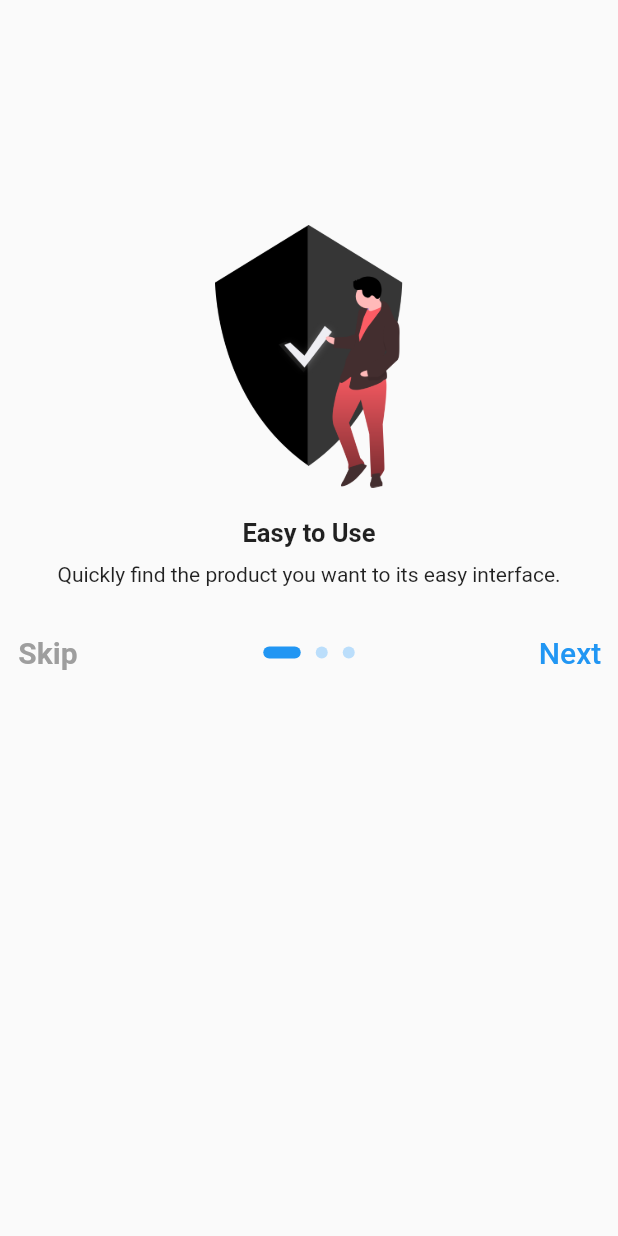
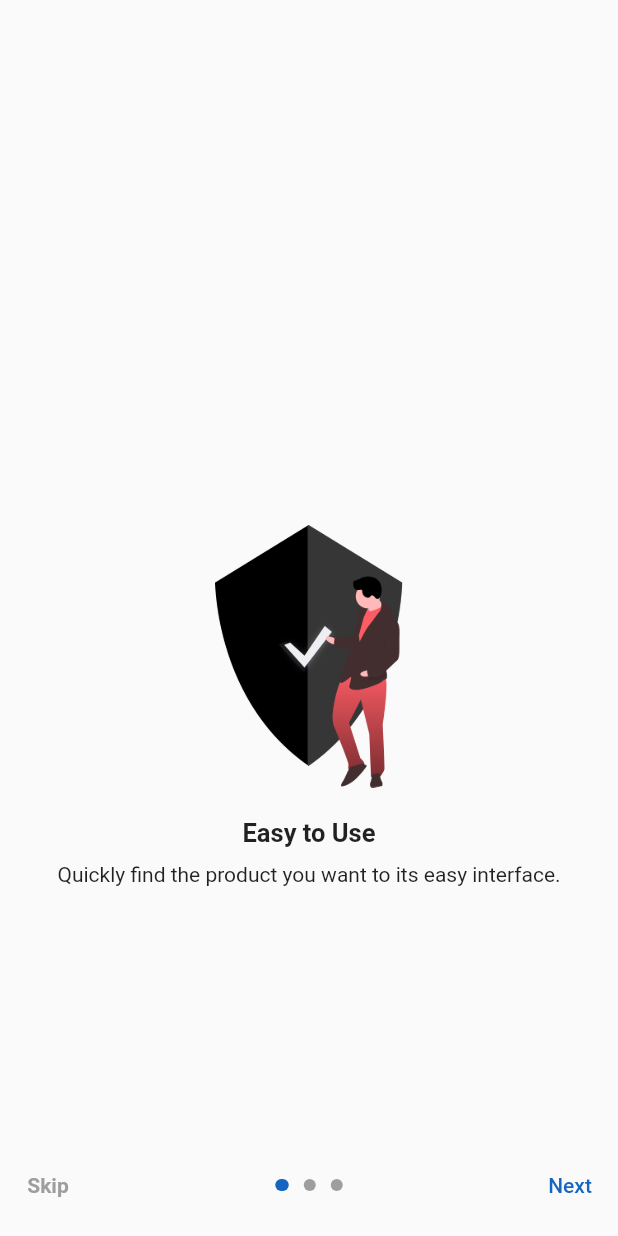
Before and after one commit to imvaibhavpatel/x_ceed_group, a Flutter app: the screen it shows after launch, on a phone screen of 412 x 824 dp. Run offline on Flutter 3.47's test engine with Material 2 defaults, Android fonts, the phone set to English and light mode, and no system bars; our stand-ins replace get.

Commit message:
initial commit

```diff
--- a/lib/auth/on_boarading_screen/on_boarding_controller.dart
+++ b/lib/auth/on_boarading_screen/on_boarding_controller.dart
@@ -1,5 +1,6 @@
 import 'package:flutter/material.dart';
 import 'package:get/get.dart';
+import 'package:xceed_group/utils/images.dart';
 
 class OnBoardingController extends GetxController {
   RxInt currentPage = 0.obs;
@@ -9,18 +10,18 @@ class OnBoardingController extends GetxController {
     {
       "tittle": "Easy to Use",
       "description": "Quickly find the product you want to its easy interface.",
-      "image": "assets/images/onb1.png",
+      "image": OnBoardingImages.onb1,
     },
     {
       "tittle": "High Level Security",
       "description":
           "Your information is safe with advanced encryption feature.",
-      "image": "assets/images/onb2.png",
+      "image": OnBoardingImages.onb2,
     },
     {
       "tittle": "7-24 Support",
       "description": "Any problem you can quickly support team immediately.",
-      "image": "assets/images/onb3.png",
+      "image": OnBoardingImages.onb3,
     },
   ].obs;
 }
--- a/lib/auth/on_boarading_screen/on_boarding_screen.dart
+++ b/lib/auth/on_boarading_screen/on_boarding_screen.dart
@@ -12,7 +12,11 @@ class OnBoardingScreen extends StatelessWidget {
   @override
   Widget build(BuildContext context) {
     return Scaffold(
-      body: PageView.builder(
+      body: Obx(
+        () => Column(
+          children: [
+            Expanded(
+              child: PageView.builder(
                 controller: onBoardingController.pageController,
                 scrollDirection: Axis.horizontal,
                 itemCount: onBoardingController.onBoardingData.length,
@@ -20,10 +24,9 @@ class OnBoardingScreen extends StatelessWidget {
                   onBoardingController.currentPage.value = page;
                 },
                 itemBuilder: (BuildContext context, int index) {
-          return Obx(
-            () => Column(
+                  return Column(
                     children: [
-                const SizedBox(height: 150),
+                      const SizedBox(height: 350),
                       Image.asset(
                         onBoardingController.onBoardingData[index]["image"]
                             .toString(),
@@ -40,41 +43,38 @@ class OnBoardingScreen extends StatelessWidget {
                       ),
                       const SizedBox(height: 10),
                       Text(
-                  onBoardingController.onBoardingData[index]["description"]
+                        onBoardingController.onBoardingData[index]
+                                ["description"]
                             .toString(),
                       ),
-                const SizedBox(height: 20),
+                    ],
+                  );
+                },
+              ),
+            ),
             onBoardingController.currentPage.value + 1 ==
                     onBoardingController.onBoardingData.length
-                    ? Padding(
-                        padding: const EdgeInsets.only(bottom: 100),
-                        child: SizedBox(
-                          height: 50,
-                          width: 250,
-                          child: ElevatedButton(
-                            style: ButtonStyle(
-                              shape: MaterialStateProperty.all<
-                                  RoundedRectangleBorder>(
-                                RoundedRectangleBorder(
-                                  borderRadius: const BorderRadius.all(
-                                      Radius.circular(30)),
-                                  side: BorderSide(
-                                    color: Colors.blue.shade700,
-                                    style: BorderStyle.none,
+                ? GestureDetector(
+                    onTap: () => Get.to(() => LogInScreen()),
+                    child: Container(
+                      height: 42,
+                      width: 190,
+                      margin: const EdgeInsets.only(bottom: 15),
+                      decoration: BoxDecoration(
+                        borderRadius: BorderRadius.circular(25),
+                        border: Border.all(color: Colors.blue.shade800),
                       ),
+                      child: Center(
+                          child: Text(
+                        "Get Started",
+                        style: TextStyle(
+                          color: Colors.blue.shade800,
                         ),
-                              ),
-                            ),
-                            onPressed: () => Get.to(() => const LogInScreen()),
-                            child: const Text(
-                              'Get started',
-                              style: TextStyle(fontSize: 22),
-                            ),
-                          ),
+                      )),
                     ),
                   )
                 : Padding(
-                        padding: const EdgeInsets.only(bottom: 70),
+                    padding: const EdgeInsets.only(bottom: 10),
                     child: Row(
                       mainAxisAlignment: MainAxisAlignment.spaceBetween,
                       children: [
@@ -84,10 +84,9 @@ class OnBoardingScreen extends StatelessWidget {
                             style: TextStyle(
                               color: Colors.grey,
                               fontWeight: FontWeight.bold,
-                                    fontSize: 20),
                             ),
-                              onPressed: () =>
-                                  Get.to(() => const LogInScreen()),
+                          ),
+                          onPressed: () => Get.to(() => LogInScreen()),
                         ),
                         SizedBox(
                           height: 8,
@@ -99,30 +98,28 @@ class OnBoardingScreen extends StatelessWidget {
                               return Container(
                                 decoration: BoxDecoration(
                                   borderRadius: BorderRadius.circular(50),
-                                      color: onBoardingController
-                                                  .currentPage.value ==
+                                  color:
+                                      onBoardingController.currentPage.value ==
                                               index
-                                          ? Colors.blue
-                                          : Colors.blue.shade100,
+                                          ? Colors.blue.shade800
+                                          : Colors.grey,
                                 ),
-                                    margin: const EdgeInsets.symmetric(
-                                        horizontal: 5),
+                                margin:
+                                    const EdgeInsets.symmetric(horizontal: 5),
                                 height: 8,
-                                    width: onBoardingController
-                                                .currentPage.value ==
+                                width: onBoardingController.currentPage.value ==
                                         index
-                                        ? 25
+                                    ? 9
                                     : 8,
                               );
                             },
                           ),
                         ),
                         TextButton(
-                              child: const Text(
+                          child: Text(
                             'Next',
                             style: TextStyle(
-                                  fontSize: 20,
-                                  color: Colors.blue,
+                              color: Colors.blue.shade800,
                             ),
                           ),
                           onPressed: () {
@@ -136,8 +133,6 @@ class OnBoardingScreen extends StatelessWidget {
                   ),
           ],
         ),
-          );
-        },
       ),
     );
   }
--- /dev/null
+++ b/lib/utils/icons.dart
@@ -0,0 +1,5 @@
+class Icons{
+  static const String customers = "assets/icons/customers.png";
+  static const String distributor = "assets/icons/distributor.png";
+  static const String retailer = "assets/icons/retailer.png";
+}
--- /dev/null
+++ b/lib/utils/images.dart
@@ -0,0 +1,9 @@
+class OnBoardingImages {
+  static const String onb1 = "assets/images/onb1.png";
+  static const String onb2 = "assets/images/onb2.png";
+  static const String onb3 = "assets/images/onb3.png";
+}
+
+class LogInImage {
+  static const String logInImages = "assets/images/xceed.png";
+}
--- a/pubspec.yaml
+++ b/pubspec.yaml
@@ -63,6 +63,7 @@ flutter:
   assets:
     - assets/
     - assets/images/
+    - assets/icons/
 
   # An image asset can refer to one or more resolution-specific "variants", see
   # https://flutter.dev/assets-and-images/#resolution-aware
```
Also changed, not shown: lib/auth/log_in_screen/log_in_controller.dart (+9 -1 lines), lib/auth/log_in_screen/log_in_screen.dart (+136 -2 lines), lib/auth/log_in_screen/widget/dialog_container.dart (added, +39 -0 lines), lib/utils/comman_text_field.dart (added, +41 -0 lines), assets/icons/customers.png (added), assets/icons/distributor.png (added), assets/icons/retailer.png (added). Lines whose indentation alone changed are shown as unchanged.
